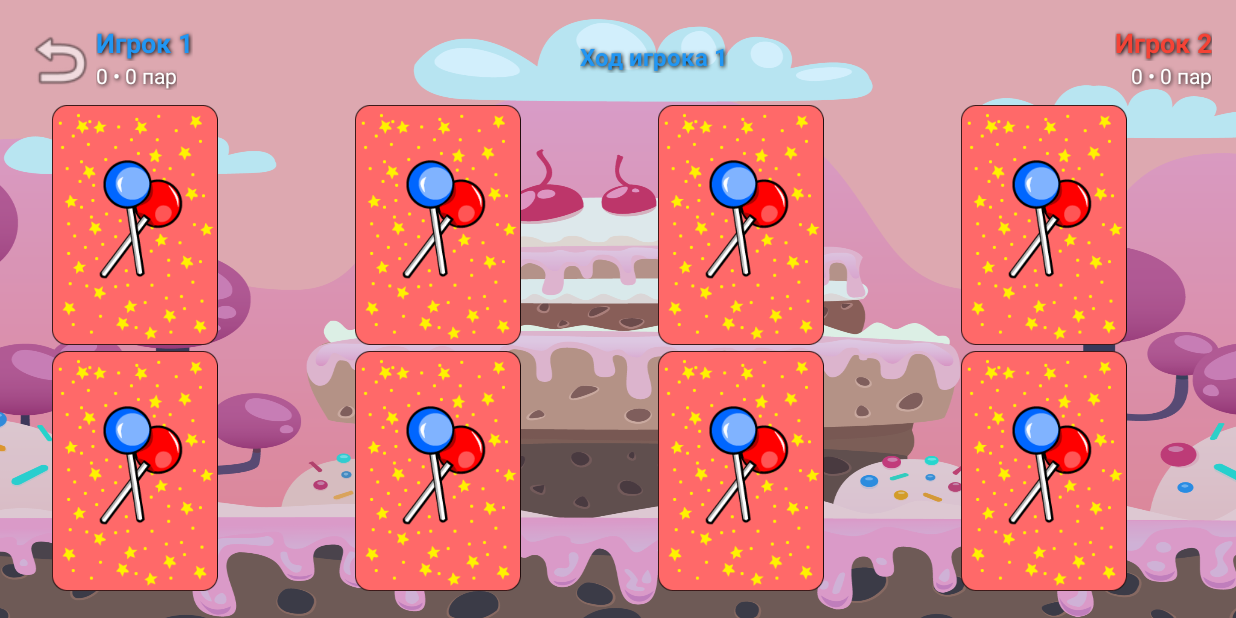
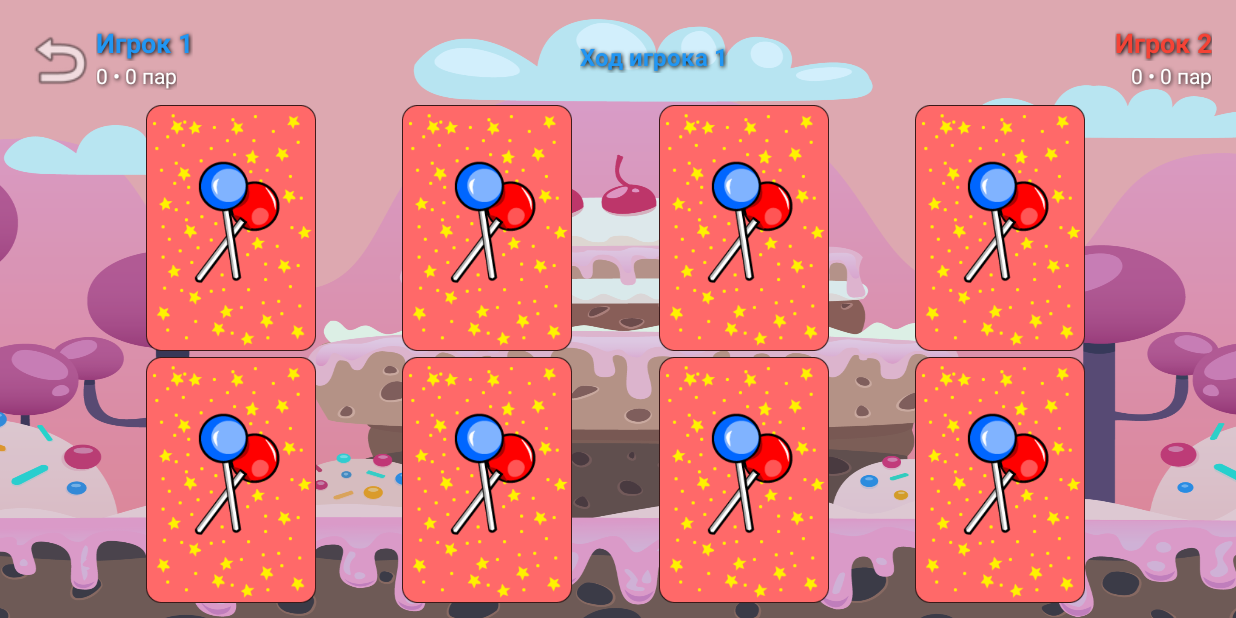
Before and after one commit to BeloeColeno/MemoryGame, an Android app: the CoopGameActivity screen opened directly, with no data from a screen before it, on a phone screen of 824 x 412 dp (held sideways). Run offline under Robolectric (Android 15) with nearby library versions, the phone set to English and light mode, and no system bars.

Commit message:
Copy working layout algorithm from GameActivity to CoopGameActivity
FINAL FIX: Replaced all broken algorithms with proven working code
from single player mode.

Copied methods:
1. setupGame() - setup logic with centerGrid callback
2. calculateOptimalColumns() - with symmetry bonus
3. addPlaceholdersForSymmetry() - proper placeholder distribution
4. centerGrid() - dynamic padding calculation

Changes for coop mode:
- topReserved = 64dp (for top panel instead of 140dp)
- bottomReserved = 8dp
- Same sideMargins = 32dp
- Same effectiveGap = 8dp (4dp padding * 2)

Result: Coop mode now uses EXACT SAME proven algorithm as single player!
No more circular debugging - we use what works!

```diff
--- a/app/src/main/java/com/petrov/memory/ui/game/CoopGameActivity.kt
+++ b/app/src/main/java/com/petrov/memory/ui/game/CoopGameActivity.kt
@@ -81,50 +81,53 @@ class CoopGameActivity : AppCompatActivity() {
     private fun setupGame() {
         cards = generateCards()
 
-        // Вычисляем оптимальную сетку - RecyclerView сам обрабатывает margin из layout
+        // ВАЖНО: Вычисляем оптимальную сетку ДО создания адаптера (копия логики из GameActivity)
         val displayMetrics = resources.displayMetrics
         val screenWidth = displayMetrics.widthPixels
         val screenHeight = displayMetrics.heightPixels
         val density = displayMetrics.density
 
-        // RecyclerView имеет layout_margin="8dp" в XML
-        val rvMargin = (density * 8).toInt()
+        // Резервируем место для верхней компактной панели вместо topBottom
+        val topReserved = (density * 64).toInt()
+        val bottomReserved = (density * 8).toInt()
+        val sideMargins = (density * 32).toInt()
 
-        // Резервируем место для верхней компактной панели
-        val topReserved = (density * 64).toInt()
+        // Padding в item_card.xml - 2dp с каждой стороны = 4dp между карточками
+        val cardPadding = (density * 2).toInt()
+        val effectiveGap = cardPadding * 2  // 4dp эффективный зазор
 
-        // ВАЖНО: padding в item_card.xml = 2dp, это создает 4dp зазор между карточками
-        val cardPadding = (density * 2).toInt()  // 2dp padding с каждой стороны
-        val effectiveGap = cardPadding * 2  // 4dp эффективный зазор между карточками
-
-        // Доступное пространство = экран - отступы RecyclerView со всех сторон - резерв сверху
-        val availableWidth = screenWidth - (rvMargin * 2)  // margin слева и справа
-        val availableHeight = screenHeight - topReserved - (rvMargin * 2)  // margin сверху и снизу
-
-        android.util.Log.d("CoopGameActivity", "Screen: ${screenWidth}x${screenHeight}, Available: ${availableWidth}x${availableHeight}, effectiveGap=$effectiveGap, rvMargin=$rvMargin")
+        val availableWidth = screenWidth - sideMargins
+        val availableHeight = screenHeight - topReserved - bottomReserved
 
         val optimalColumns = calculateOptimalColumns(cards.size, availableWidth, availableHeight, effectiveGap)
 
+        // Добавляем невидимые карточки для симметричного размещения
         cardsWithPlaceholders = addPlaceholdersForSymmetry(cards, optimalColumns).toMutableList()
 
+        // Устанавливаем spanCount ДО создания адаптера!
         binding.rvCards.layoutManager = GridLayoutManager(this, optimalColumns)
+
+        // Добавляем декоратор для центрирования с учетом эффективного зазора
+        if (binding.rvCards.itemDecorationCount == 0) {
+            binding.rvCards.addItemDecoration(CenteredGridDecoration(effectiveGap, optimalColumns, cardsWithPlaceholders.size))
+        }
 
         // Отключаем скролл полностью
         binding.rvCards.isNestedScrollingEnabled = false
         binding.rvCards.overScrollMode = View.OVER_SCROLL_NEVER
 
-        if (binding.rvCards.itemDecorationCount == 0) {
-            // CenteredGridDecoration центрирует сетку с учетом эффективного зазора
-            binding.rvCards.addItemDecoration(
-                CenteredGridDecoration(effectiveGap, optimalColumns, cardsWithPlaceholders.size)
-            )
-        }
+        android.util.Log.d("CoopGameActivity", "Setting spanCount=$optimalColumns for ${cards.size} cards (${cardsWithPlaceholders.size} with placeholders)")
 
         adapter = CardsAdapter(cardsWithPlaceholders, availableWidth, availableHeight, effectiveGap, optimalColumns) { position ->
             val card = cardsWithPlaceholders[position]
             onCardClicked(card)
         }
         binding.rvCards.adapter = adapter
+
+        // Центрируем сетку через padding после того как адаптер установлен
+        binding.rvCards.post {
+            centerGrid(optimalColumns, effectiveGap)
+        }
 
         updateUI()
     }
@@ -162,24 +165,50 @@ class CoopGameActivity : AppCompatActivity() {
         return cardsList
     }
 
+    /**
+     * Центрирует сетку карточек на экране (копия из GameActivity)
+     */
+    private fun centerGrid(columns: Int, gap: Int) {
+        val firstChild = binding.rvCards.getChildAt(0) ?: return
+        val cardSize = firstChild.width
+
+        if (cardSize == 0) return
+
+        val rows = (cards.size + columns - 1) / columns
+
+        val totalGridWidth = cardSize * columns + gap * (columns - 1)
+        val totalGridHeight = cardSize * rows + gap * (rows - 1)
+
+        val parentWidth = binding.rvCards.width
+        val parentHeight = binding.rvCards.height
+
+        val horizontalPadding = maxOf(0, (parentWidth - totalGridWidth) / 2)
+        val verticalPadding = maxOf(0, (parentHeight - totalGridHeight) / 2)
+
+        binding.rvCards.setPadding(horizontalPadding, verticalPadding, horizontalPadding, verticalPadding)
+
+        android.util.Log.d("CoopGameActivity", "Grid centered: hPadding=$horizontalPadding, vPadding=$verticalPadding")
+    }
+
+    /**
+     * Вычисляет оптимальное количество колонок для сетки (копия из GameActivity)
+     * Предпочитает симметричные варианты (где последняя строка заполнена или близка к центру)
+     */
     private fun calculateOptimalColumns(totalCards: Int, width: Int, height: Int, gap: Int): Int {
-        var bestCols = 1
+        var bestColumns = 1
         var maxCardSize = 0
-        var minWidthRemainder = Int.MAX_VALUE
 
-        android.util.Log.d("CoopGameActivity", "calculateOptimalColumns: cards=$totalCards, w=$width, h=$height, gap=$gap")
-
-        // Пробуем все возможные варианты сетки и выбираем тот, где карточки МАКСИМАЛЬНОГО размера
         for (cols in 1..totalCards) {
             val rows = (totalCards + cols - 1) / cols
-            if (rows < 1) continue
+            val totalGapWidth = (cols - 1) * gap
+            val totalGapHeight = (rows - 1) * gap
 
-            // Вычисляем размер карточки для этой конфигурации
-            val cardWidth = (width - (gap * (cols - 1))) / cols
-            val cardHeight = (height - (gap * (rows - 1))) / rows
-            val cardSize = minOf(cardWidth, cardHeight)  // Карточки квадратные
+            val cardWidth = (width - totalGapWidth) / cols
+            val cardHeight = (height - totalGapHeight) / rows
 
-            if (cardSize < 50) continue  // Слишком маленькие карточки
+            if (cardWidth <= 0 || cardHeight <= 0) continue
+
+            val cardSize = minOf(cardWidth, cardHeight)
 
             // КРИТИЧНО: Проверяем, что вся сетка поместится в доступное пространство
             val totalGridWidth = cardSize * cols + gap * (cols - 1)
@@ -187,54 +216,73 @@ class CoopGameActivity : AppCompatActivity() {
 
             // Если сетка не помещается - пропускаем этот вариант
             if (totalGridWidth > width || totalGridHeight > height) {
-                android.util.Log.d("CoopGameActivity", "  cols=$cols SKIPPED: grid ${totalGridWidth}x${totalGridHeight} > available ${width}x${height}")
                 continue
             }
 
-            // Вычисляем остаток пространства по ширине
-            val widthRemainder = width - totalGridWidth
+            // Бонус за симметричность (полная последняя строка или близко к ней)
+            val lastRowItems = totalCards % cols
+            val symmetryBonus = if (lastRowItems == 0) {
+                cardSize / 10  // +10% за полностью заполненную сетку
+            } else if (lastRowItems >= cols / 2) {
+                cardSize / 20  // +5% за >50% заполненную последнюю строку
+            } else {
+                0
+            }
 
-            android.util.Log.d("CoopGameActivity", "  cols=$cols, rows=$rows -> cardSize=$cardSize (grid: ${totalGridWidth}x${totalGridHeight}, remainder=$widthRemainder)")
+            val effectiveSize = cardSize + symmetryBonus
 
-            // Выбираем вариант с МАКСИМАЛЬНЫМ размером карточки
-            // При равном размере - предпочитаем МЕНЬШЕ колонок (более компактная сетка)
-            if (cardSize > maxCardSize || (cardSize == maxCardSize && cols < bestCols)) {
-                maxCardSize = cardSize
-                minWidthRemainder = widthRemainder
-                bestCols = cols
+            if (effectiveSize > maxCardSize) {
+                maxCardSize = effectiveSize
+                bestColumns = cols
             }
         }
 
-        android.util.Log.d("CoopGameActivity", "  BEST: cols=$bestCols, cardSize=$maxCardSize")
-
-        return bestCols
+        return bestColumns
     }
 
-    private fun addPlaceholdersForSymmetry(cards: List<Card>, columns: Int): List<Card> {
-        val totalCells = ((cards.size + columns - 1) / columns) * columns
-        val placeholdersNeeded = totalCells - cards.size
+    /**
+     * Добавляет заглушки для симметричного размещения карточек (копия из GameActivity)
+     */
+    private fun addPlaceholdersForSymmetry(realCards: List<Card>, columns: Int): List<Card> {
+        val lastRowItems = realCards.size % columns
 
-        if (placeholdersNeeded == 0) return cards
+        if (lastRowItems == 0) {
+            // Полная сетка - не нужны заглушки
+            return realCards
+        }
 
-        // Простой подход: карточки идут подряд, placeholder'ы в конце последнего ряда
-        val result = cards.toMutableList()
+        val emptySpaces = columns - lastRowItems
+        val leftPlaceholders = emptySpaces / 2
+        val rightPlaceholders = emptySpaces - leftPlaceholders
 
-        // Добавляем невидимые placeholder'ы слева и справа в последнем ряду для центрирования
-        val cardsInLastRow = cards.size % columns
-        if (cardsInLastRow > 0) {
-            val placeholdersInLastRow = columns - cardsInLastRow
-            val leftPlaceholders = placeholdersInLastRow / 2
-            val rightPlaceholders = placeholdersInLastRow - leftPlaceholders
+        // Вычисляем где вставить заглушки
+        val totalRows = (realCards.size + columns - 1) / columns
+        val firstRowStart = 0
+        val lastRowStart = (totalRows - 1) * columns
 
-            // Вставляем левые placeholder'ы ПЕРЕД последним рядом
-            val lastRowStartIndex = (cards.size / columns) * columns
-            repeat(leftPlaceholders) {
-                result.add(lastRowStartIndex, Card(id = -1, imageResId = 0, isPlaceholder = true))
-            }
+        val result = mutableListOf<Card>()
 
-            // Добавляем правые placeholder'ы в конец
-            repeat(rightPlaceholders) {
-                result.add(Card(id = -1, imageResId = 0, isPlaceholder = true))
+        // Распределяем заглушки чередуя: первая строка - слева, последняя - справа
+        for (i in 0 until totalRows * columns) {
+            val row = i / columns
+            val col = i % columns
+
+            when {
+                row == 0 && col < leftPlaceholders -> {
+                    // Первая строка - заглушки слева
+                    result.add(Card(-1, 0, isPlaceholder = true))
+                }
+                row == totalRows - 1 && col >= lastRowItems + leftPlaceholders -> {
+                    // Последняя строка - заглушки справа
+                    result.add(Card(-1, 0, isPlaceholder = true))
+                }
+                else -> {
+                    // Реальная карточка
+                    val cardIndex = result.count { !it.isPlaceholder }
+                    if (cardIndex < realCards.size) {
+                        result.add(realCards[cardIndex])
+                    }
+                }
             }
         }
 
```
